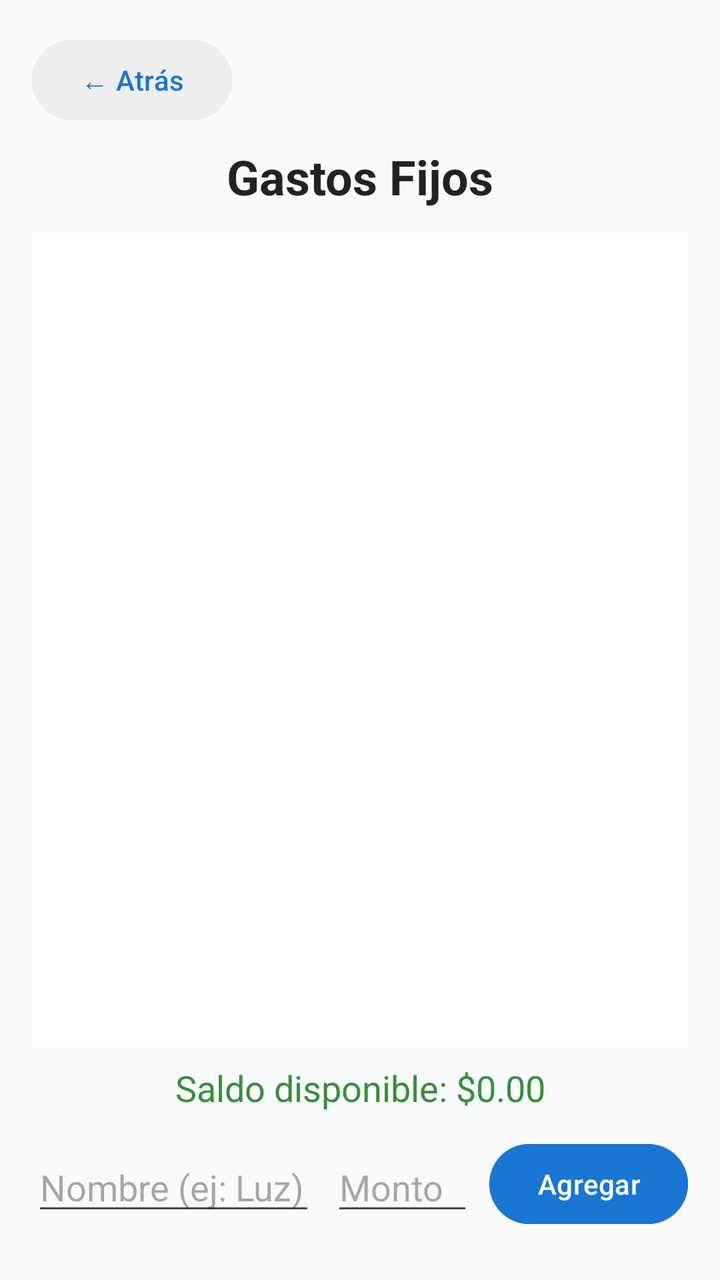
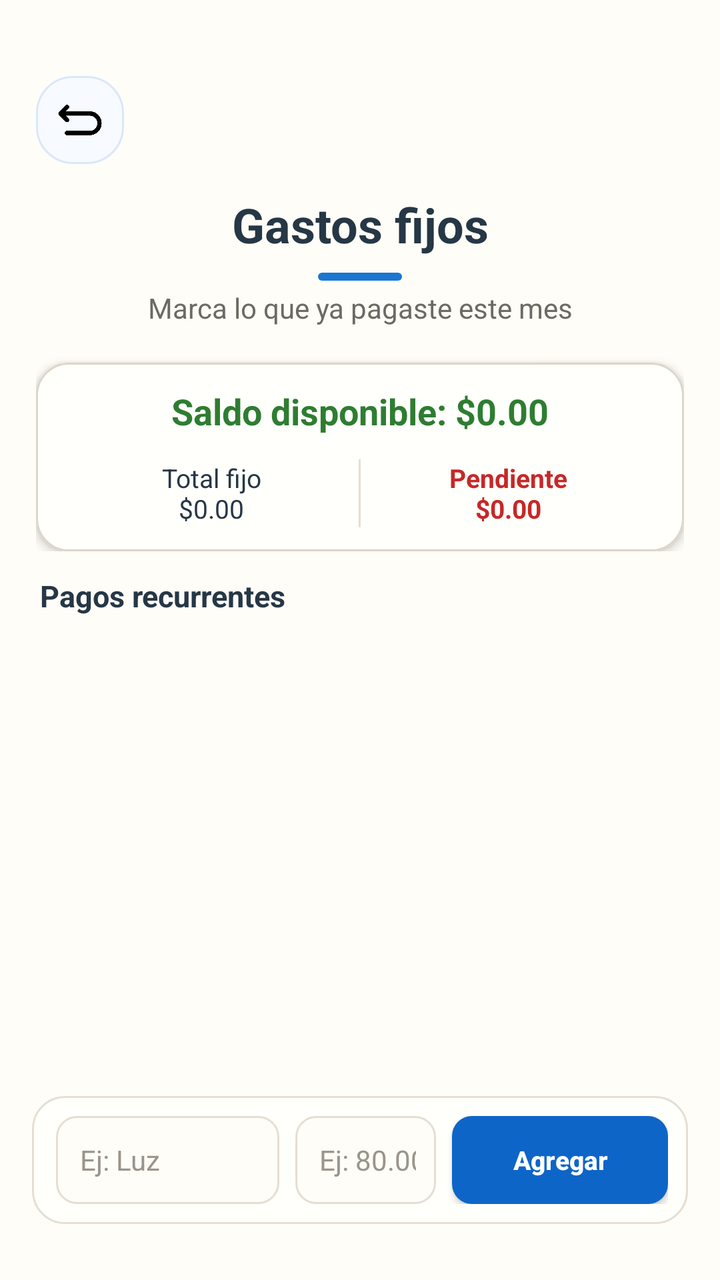

The first picture is an Android layout as it rendered before a commit; the second is the same layout after the commit. The layout source and the unified diff follow.
<!-- AndroidManifest.xml: application theme Theme.ControlDeGastos -->
<!-- res/layout/activity_gastos_fijos.xml -->
<?xml version="1.0" encoding="utf-8"?>
<LinearLayout
    xmlns:android="http://schemas.android.com/apk/res/android"
    android:layout_width="match_parent"
    android:layout_height="match_parent"
    android:orientation="vertical"
    android:background="#F9FAFC"
    android:padding="16dp">

    
    <Button
        android:id="@+id/btnAtras"
        android:layout_width="wrap_content"
        android:layout_height="wrap_content"
        android:layout_gravity="start"
        android:layout_marginBottom="8dp"
        android:backgroundTint="#eeeeee"
        android:text="← Atrás"
        android:textAllCaps="false"
        android:textColor="#1976D2" />

    <TextView
        android:id="@+id/textTituloFijos"
        android:layout_width="match_parent"
        android:layout_height="wrap_content"
        android:text="Gastos Fijos"
        android:textSize="24sp"
        android:textStyle="bold"
        android:gravity="center"
        android:textColor="#222"
        android:layout_marginBottom="12dp"/>

    
    <androidx.recyclerview.widget.RecyclerView
        android:id="@+id/recyclerViewFijos"
        android:layout_width="match_parent"
        android:layout_height="0dp"
        android:layout_weight="1"
        android:background="@android:color/white"
        android:layout_marginBottom="8dp"/>

    
    <TextView
        android:id="@+id/txtSaldoFijos"
        android:layout_width="match_parent"
        android:layout_height="wrap_content"
        android:text="Saldo disponible: $0.00"
        android:textSize="18sp"
        android:textColor="#388E3C"
        android:gravity="center"
        android:layout_marginBottom="12dp"/>

    
    <LinearLayout
        android:layout_width="match_parent"
        android:layout_height="wrap_content"
        android:orientation="horizontal"
        android:gravity="center_vertical"
        android:layout_marginBottom="8dp">

        <EditText
            android:id="@+id/edtNombreFijo"
            android:layout_width="0dp"
            android:layout_weight="2"
            android:layout_height="wrap_content"
            android:hint="Nombre (ej: Luz)"
            android:inputType="text"/>

        <EditText
            android:id="@+id/edtMontoFijo"
            android:layout_width="0dp"
            android:layout_weight="1"
            android:layout_height="wrap_content"
            android:hint="Monto"
            android:inputType="numberDecimal"
            android:layout_marginStart="8dp"/>

        <Button
            android:id="@+id/btnAgregarFijo"
            android:layout_width="wrap_content"
            android:layout_height="wrap_content"
            android:text="Agregar"
            android:layout_marginStart="8dp"
            android:backgroundTint="#1976D2"
            android:textColor="@android:color/white"/>

    </LinearLayout>
</LinearLayout>
<!-- resources referenced by this layout -->
<resources>
  <style name="Theme.ControlDeGastos" parent="Base.Theme.ControlDeGastos" />
  <style name="Base.Theme.ControlDeGastos" parent="Theme.Material3.DayNight.NoActionBar">
          
          
      </style>
</resources>

<!-- the commit's change to res/layout/activity_gastos_fijos.xml (unified diff, before → after) -->
@@ -1,88 +1,210 @@
 <?xml version="1.0" encoding="utf-8"?>
-<LinearLayout
-    xmlns:android="http://schemas.android.com/apk/res/android"
+<LinearLayout xmlns:android="http://schemas.android.com/apk/res/android"
+    xmlns:app="http://schemas.android.com/apk/res-auto"
     android:layout_width="match_parent"
     android:layout_height="match_parent"
-    android:orientation="vertical"
-    android:background="#F9FAFC"
-    android:padding="16dp">
-
-    
-    <Button
-        android:id="@+id/btnAtras"
-        android:layout_width="wrap_content"
+    android:background="#FFFDF7"
+    android:orientation="vertical">
+
+    <View
+        android:layout_width="match_parent"
+        android:layout_height="24dp"
+        android:background="#FFFDF7" />
+
+    <LinearLayout
+        android:layout_width="match_parent"
         android:layout_height="wrap_content"
-        android:layout_gravity="start"
-        android:layout_marginBottom="8dp"
-        android:backgroundTint="#eeeeee"
-        android:text="← Atrás"
-        android:textAllCaps="false"
-        android:textColor="#1976D2" />
+        android:orientation="vertical"
+        android:paddingStart="18dp"
+        android:paddingTop="14dp"
+        android:paddingEnd="18dp"
+        android:paddingBottom="12dp">
+
+        <ImageButton
+            android:id="@+id/btnAtras"
+            android:layout_width="44dp"
+            android:layout_height="44dp"
+            android:background="@drawable/bg_back_button"
+            android:clickable="true"
+            android:contentDescription="Atrás"
+            android:focusable="true"
+            android:padding="9dp"
+            android:scaleType="centerInside"
+            android:src="@drawable/ic_back_custom" />
+
+        <TextView
+            android:id="@+id/textTituloFijos"
+            android:layout_width="match_parent"
+            android:layout_height="wrap_content"
+            android:layout_marginTop="14dp"
+            android:gravity="center"
+            android:text="Gastos fijos"
+            android:textColor="#263746"
+            android:textSize="24sp"
+            android:textStyle="bold" />
+
+        <View
+            android:layout_width="42dp"
+            android:layout_height="4dp"
+            android:layout_gravity="center_horizontal"
+            android:layout_marginTop="8dp"
+            android:background="@drawable/bg_fixed_title_accent" />
+
+        <TextView
+            android:layout_width="match_parent"
+            android:layout_height="wrap_content"
+            android:layout_marginTop="4dp"
+            android:gravity="center"
+            android:text="Marca lo que ya pagaste este mes"
+            android:textColor="#6B6A63"
+            android:textSize="14sp" />
+
+        <LinearLayout
+            android:layout_width="match_parent"
+            android:layout_height="wrap_content"
+            android:layout_marginTop="18dp"
+            android:background="@drawable/bg_fixed_summary_card"
+            android:elevation="3dp"
+            android:orientation="vertical"
+            android:paddingStart="14dp"
+            android:paddingTop="12dp"
+            android:paddingEnd="14dp"
+            android:paddingBottom="12dp">
+
+            <TextView
+                android:id="@+id/txtSaldoFijos"
+                android:layout_width="match_parent"
+                android:layout_height="wrap_content"
+                android:gravity="center"
+                android:text="Saldo disponible: $0.00"
+                android:textColor="#2E7D32"
+                android:textSize="18sp"
+                android:textStyle="bold" />
+
+            <LinearLayout
+                android:layout_width="match_parent"
+                android:layout_height="wrap_content"
+                android:layout_marginTop="12dp"
+                android:gravity="center"
+                android:orientation="horizontal">
+
+                <TextView
+                    android:id="@+id/txtTotalFijos"
+                    android:layout_width="0dp"
+                    android:layout_height="wrap_content"
+                    android:layout_weight="1"
+                    android:gravity="center"
+                    android:text="Total fijo\n$0.00"
+                    android:textColor="#263746"
+                    android:textSize="13sp" />
+
+                <View
+                    android:layout_width="1dp"
+                    android:layout_height="34dp"
+                    android:background="#E5DED3" />
+
+                <TextView
+                    android:id="@+id/txtPendienteFijos"
+                    android:layout_width="0dp"
+                    android:layout_height="wrap_content"
+                    android:layout_weight="1"
+                    android:gravity="center"
+                    android:text="Pendiente\n$0.00"
+                    android:textColor="#C62828"
+                    android:textSize="13sp"
+                    android:textStyle="bold" />
+            </LinearLayout>
+        </LinearLayout>
+    </LinearLayout>
 
     <TextView
-        android:id="@+id/textTituloFijos"
         android:layout_width="match_parent"
         android:layout_height="wrap_content"
-        android:text="Gastos Fijos"
-        android:textSize="24sp"
-        android:textStyle="bold"
-        android:gravity="center"
-        android:textColor="#222"
-        android:layout_marginBottom="12dp"/>
-
-    
+        android:paddingStart="20dp"
+        android:paddingEnd="20dp"
+        android:text="Pagos recurrentes"
+        android:textColor="#263746"
+        android:textSize="15sp"
+        android:textStyle="bold" />
+
     <androidx.recyclerview.widget.RecyclerView
         android:id="@+id/recyclerViewFijos"
         android:layout_width="match_parent"
         android:layout_height="0dp"
         android:layout_weight="1"
-        android:background="@android:color/white"
-        android:layout_marginBottom="8dp"/>
-
-    
-    <TextView
-        android:id="@+id/txtSaldoFijos"
+        android:clipToPadding="false"
+        android:paddingStart="10dp"
+        android:paddingTop="8dp"
+        android:paddingEnd="10dp"
+        android:paddingBottom="8dp"
+        android:scrollbars="vertical" />
+
+    <LinearLayout
         android:layout_width="match_parent"
         android:layout_height="wrap_content"
-        android:text="Saldo disponible: $0.00"
-        android:textSize="18sp"
-        android:textColor="#388E3C"
-        android:gravity="center"
-        android:layout_marginBottom="12dp"/>
-
-    
-    <LinearLayout
-        android:layout_width="match_parent"
-        android:layout_height="wrap_content"
-        android:orientation="horizontal"
-        android:gravity="center_vertical"
-        android:layout_marginBottom="8dp">
-
-        <EditText
-            android:id="@+id/edtNombreFijo"
-            android:layout_width="0dp"
-            android:layout_weight="2"
-            android:layout_height="wrap_content"
-            android:hint="Nombre (ej: Luz)"
-            android:inputType="text"/>
-
-        <EditText
-            android:id="@+id/edtMontoFijo"
-            android:layout_width="0dp"
-            android:layout_weight="1"
-            android:layout_height="wrap_content"
-            android:hint="Monto"
-            android:inputType="numberDecimal"
-            android:layout_marginStart="8dp"/>
-
-        <Button
-            android:id="@+id/btnAgregarFijo"
-            android:layout_width="wrap_content"
-            android:layout_height="wrap_content"
-            android:text="Agregar"
-            android:layout_marginStart="8dp"
-            android:backgroundTint="#1976D2"
-            android:textColor="@android:color/white"/>
-
+        android:background="#FFFDF7"
+        android:orientation="vertical"
+        android:paddingStart="16dp"
+        android:paddingTop="6dp"
+        android:paddingEnd="16dp"
+        android:paddingBottom="28dp">
+
+        <LinearLayout
+            android:layout_width="match_parent"
+            android:layout_height="wrap_content"
+            android:background="@drawable/bg_fixed_input_card"
+            android:gravity="center_vertical"
+            android:orientation="horizontal"
+            android:paddingStart="12dp"
+            android:paddingTop="10dp"
+            android:paddingEnd="10dp"
+            android:paddingBottom="10dp">
+
+            <EditText
+                android:id="@+id/edtNombreFijo"
+                android:layout_width="0dp"
+                android:layout_height="44dp"
+                android:layout_weight="1.35"
+                android:background="@drawable/bg_fixed_edit_text"
+                android:hint="Ej: Luz"
+                android:inputType="text"
+                android:paddingStart="12dp"
+                android:paddingEnd="10dp"
+                android:singleLine="true"
+                android:textColor="#263746"
+                android:textColorHint="#9A958C"
+                android:textSize="14sp" />
+
+            <EditText
+                android:id="@+id/edtMontoFijo"
+                android:layout_width="0dp"
+                android:layout_height="44dp"
+                android:layout_marginStart="8dp"
+                android:layout_weight="0.85"
+                android:background="@drawable/bg_fixed_edit_text"
+                android:hint="Ej: 80.00"
+                android:inputType="numberDecimal"
+                android:paddingStart="12dp"
+                android:paddingEnd="10dp"
+                android:singleLine="true"
+                android:textColor="#263746"
+                android:textColorHint="#9A958C"
+                android:textSize="14sp" />
+
+            <androidx.appcompat.widget.AppCompatButton
+                android:id="@+id/btnAgregarFijo"
+                android:layout_width="108dp"
+                android:layout_height="44dp"
+                android:layout_marginStart="8dp"
+                android:background="@drawable/bg_button_primary"
+                android:minWidth="0dp"
+                android:minHeight="0dp"
+                android:text="Agregar"
+                android:textAllCaps="false"
+                android:textColor="@android:color/white"
+                android:textSize="13sp"
+                android:textStyle="bold"
+                app:backgroundTint="@null" />
+        </LinearLayout>
     </LinearLayout>
 </LinearLayout>
<!-- resource entries referenced after the edit -->
@@ -1,5 +1,54 @@
 <!-- resources referenced by this layout -->
 <resources>
+  <!-- drawable bg_back_button (drawable) -->
+  <?xml version="1.0" encoding="utf-8"?>
+  <shape xmlns:android="http://schemas.android.com/apk/res/android">
+      <solid android:color="#F7FAFF" />
+      <corners android:radius="18dp" />
+      <stroke
+          android:width="1dp"
+          android:color="#D9E8FA" />
+  </shape>
+  <!-- drawable bg_button_primary (drawable) -->
+  <?xml version="1.0" encoding="utf-8"?>
+  <shape xmlns:android="http://schemas.android.com/apk/res/android">
+      <solid android:color="#0E65C8" />
+      <corners android:radius="10dp" />
+  </shape>
+  <!-- drawable bg_fixed_edit_text (drawable) -->
+  <?xml version="1.0" encoding="utf-8"?>
+  <shape xmlns:android="http://schemas.android.com/apk/res/android">
+      <solid android:color="#FFFDF7" />
+      <corners android:radius="10dp" />
+      <stroke
+          android:width="1dp"
+          android:color="#E5DED3" />
+  </shape>
+  <!-- drawable bg_fixed_input_card (drawable) -->
+  <?xml version="1.0" encoding="utf-8"?>
+  <shape xmlns:android="http://schemas.android.com/apk/res/android">
+      <solid android:color="#FFFFFB" />
+      <corners android:radius="16dp" />
+      <stroke
+          android:width="1dp"
+          android:color="#E5DED3" />
+  </shape>
+  <!-- drawable bg_fixed_summary_card (drawable) -->
+  <?xml version="1.0" encoding="utf-8"?>
+  <shape xmlns:android="http://schemas.android.com/apk/res/android">
+      <solid android:color="#FFFFFB" />
+      <corners android:radius="16dp" />
+      <stroke
+          android:width="1dp"
+          android:color="#DED6CA" />
+  </shape>
+  <!-- drawable bg_fixed_title_accent (drawable) -->
+  <?xml version="1.0" encoding="utf-8"?>
+  <shape xmlns:android="http://schemas.android.com/apk/res/android">
+      <solid android:color="#1976D2" />
+      <corners android:radius="2dp" />
+  </shape>
+  <!-- drawable ic_back_custom: png bitmap (drawable, 6228 bytes) -->
   <style name="Theme.ControlDeGastos" parent="Base.Theme.ControlDeGastos" />
   <style name="Base.Theme.ControlDeGastos" parent="Theme.Material3.DayNight.NoActionBar">
           
